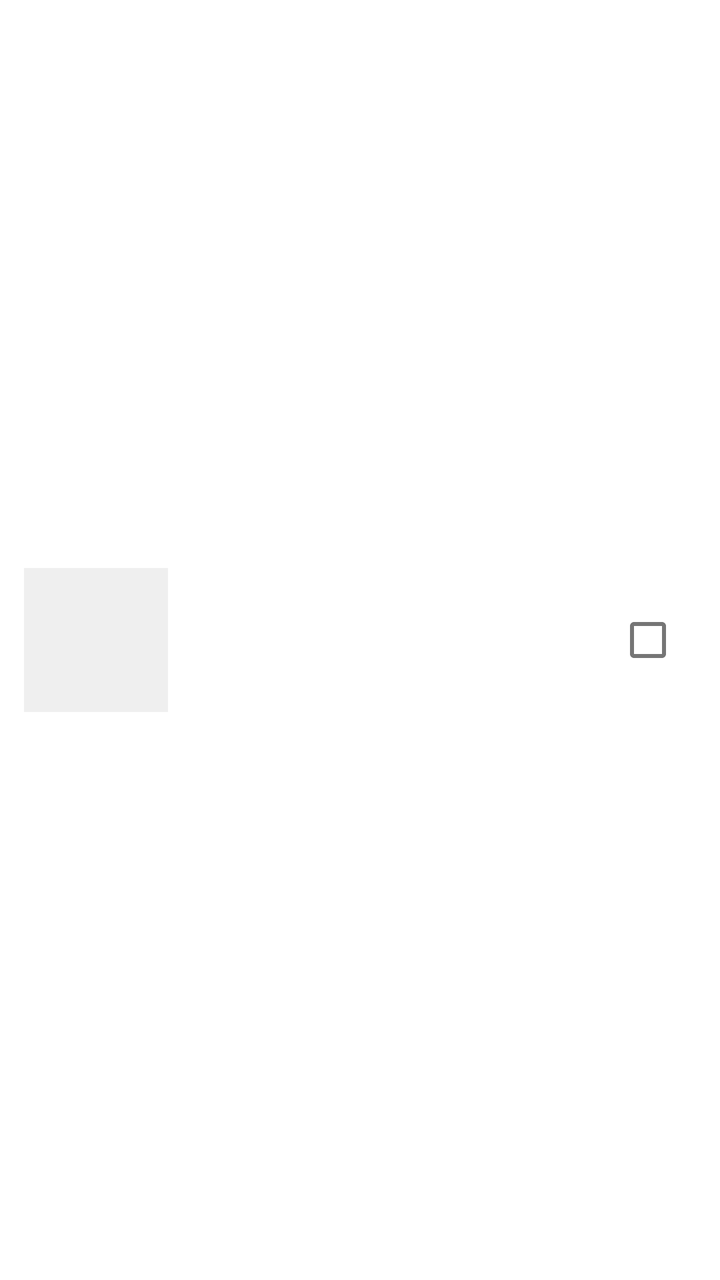
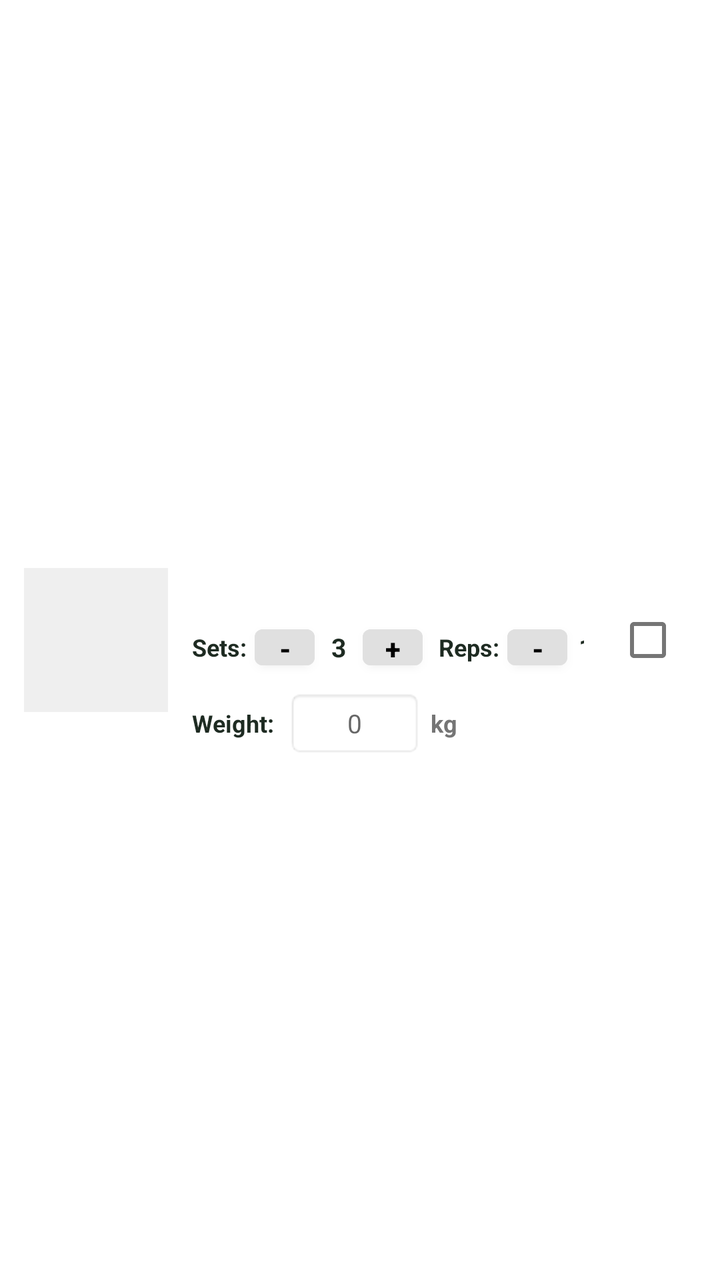

Screens rendered from an Android XML layout before and after an edit, with the pre-edit source and the edit as a unified diff.
<!-- AndroidManifest.xml: application theme Theme.DSSMV_ProjectDroid_1240690_1240842 -->
<!-- res/layout/list_item_exercise_select.xml -->
<?xml version="1.0" encoding="utf-8"?>
<LinearLayout xmlns:android="http://schemas.android.com/apk/res/android"
    android:layout_width="match_parent"
    android:layout_height="wrap_content"
    android:orientation="horizontal"
    android:gravity="center_vertical"
    android:padding="12dp"
    android:background="?android:attr/selectableItemBackground">

    <ImageView
        android:id="@+id/ivExercisePhoto"
        android:layout_width="72dp"
        android:layout_height="72dp"
        android:scaleType="centerCrop"
        android:background="#EFEFEF"
        android:contentDescription="Exercise Photo"
        android:layout_marginEnd="12dp" />

    <LinearLayout
        android:layout_width="0dp"
        android:layout_height="wrap_content"
        android:layout_weight="1"
        android:orientation="vertical">

        <TextView
            android:id="@+id/tvExerciseName"
            android:layout_width="match_parent"
            android:layout_height="wrap_content"
            android:textSize="16sp"
            android:textStyle="bold"
            android:textColor="@color/primary_dark_green" />

        <TextView
            android:id="@+id/tvExerciseDescription"
            android:layout_width="match_parent"
            android:layout_height="wrap_content"
            android:textSize="13sp"
            android:textColor="@color/text_color_secondary"
            android:maxLines="3"
            android:ellipsize="end"
            android:layout_marginTop="4dp" />

    </LinearLayout>

    <CheckBox
        android:id="@+id/cbExerciseSelect"
        android:layout_width="wrap_content"
        android:layout_height="wrap_content"
        android:clickable="false"
        android:focusable="false"
        android:layout_marginStart="8dp" />

</LinearLayout>
<!-- resources referenced by this layout -->
<resources>
  <color name="primary_dark_green">#1E2B22</color>
  <color name="text_color_secondary">#757575</color>
  <style name="Theme.DSSMV_ProjectDroid_1240690_1240842" parent="Theme.MaterialComponents.Light.NoActionBar">
          <item name="colorPrimary">@color/primary_green</item>
          <item name="colorPrimaryVariant">@color/primary_dark_green</item>
          <item name="colorOnPrimary">@color/white</item>
          <item name="colorSecondary">@color/primary_dark_green</item>
          <item name="colorSecondaryVariant">@color/primary_dark_green</item>
          <item name="colorOnSecondary">@color/white</item>
          <item name="android:windowBackground">@color/background_color</item>
          <item name="android:textColorPrimary">@color/text_color_primary</item>
          <item name="android:textColorSecondary">@color/text_color_secondary</item>
          <item name="android:statusBarColor">?attr/colorPrimaryVariant</item>
      </style>
  <color name="primary_green">#72C05B</color>
  <color name="white">#FFFFFF</color>
  <color name="background_color">#FFFFFF</color>
  <color name="text_color_primary">#1E2B22</color>
</resources>

<!-- the commit's change to res/layout/list_item_exercise_select.xml (unified diff, before → after) -->
@@ -5,6 +5,7 @@
     android:orientation="horizontal"
     android:gravity="center_vertical"
     android:padding="12dp"
+    android:descendantFocusability="afterDescendants"
     android:background="?android:attr/selectableItemBackground">
 
     <ImageView
@@ -36,9 +37,148 @@
             android:layout_height="wrap_content"
             android:textSize="13sp"
             android:textColor="@color/text_color_secondary"
-            android:maxLines="3"
+            android:maxLines="2"
             android:ellipsize="end"
-            android:layout_marginTop="4dp" />
+            android:layout_marginTop="2dp" />
+
+        
+        <LinearLayout
+            android:id="@+id/layoutSetsReps"
+            android:layout_width="wrap_content"
+            android:layout_height="wrap_content"
+            android:orientation="horizontal"
+            android:gravity="center_vertical"
+            android:layout_marginTop="6dp">
+
+            <TextView
+                android:layout_width="wrap_content"
+                android:layout_height="wrap_content"
+                android:text="Sets:"
+                android:textSize="12sp"
+                android:textStyle="bold"
+                android:textColor="@color/primary_dark_green" />
+
+            <Button
+                android:id="@+id/btnMinusSets"
+                android:layout_width="30dp"
+                android:layout_height="30dp"
+                android:text="-"
+                android:textSize="14sp"
+                android:textStyle="bold"
+                android:focusable="false"
+                android:padding="0dp"
+                android:backgroundTint="#E0E0E0"
+                android:textColor="@color/black"
+                android:layout_marginStart="4dp" />
+
+            <TextView
+                android:id="@+id/tvSetsValue"
+                android:layout_width="24dp"
+                android:layout_height="wrap_content"
+                android:gravity="center"
+                android:text="3"
+                android:textSize="13sp"
+                android:textStyle="bold"
+                android:textColor="@color/primary_dark_green" />
+
+            <Button
+                android:id="@+id/btnPlusSets"
+                android:layout_width="30dp"
+                android:layout_height="30dp"
+                android:text="+"
+                android:textSize="14sp"
+                android:textStyle="bold"
+                android:focusable="false"
+                android:padding="0dp"
+                android:backgroundTint="#E0E0E0"
+                android:textColor="@color/black" />
+
+            <TextView
+                android:layout_width="wrap_content"
+                android:layout_height="wrap_content"
+                android:text="Reps:"
+                android:textSize="12sp"
+                android:textStyle="bold"
+                android:textColor="@color/primary_dark_green"
+                android:layout_marginStart="8dp" />
+
+            <Button
+                android:id="@+id/btnMinusReps"
+                android:layout_width="30dp"
+                android:layout_height="30dp"
+                android:text="-"
+                android:textSize="14sp"
+                android:textStyle="bold"
+                android:focusable="false"
+                android:padding="0dp"
+                android:backgroundTint="#E0E0E0"
+                android:textColor="@color/black"
+                android:layout_marginStart="4dp" />
+
+            <TextView
+                android:id="@+id/tvRepsValue"
+                android:layout_width="26dp"
+                android:layout_height="wrap_content"
+                android:gravity="center"
+                android:text="10"
+                android:textSize="13sp"
+                android:textStyle="bold"
+                android:textColor="@color/primary_dark_green" />
+
+            <Button
+                android:id="@+id/btnPlusReps"
+                android:layout_width="30dp"
+                android:layout_height="30dp"
+                android:text="+"
+                android:textSize="14sp"
+                android:textStyle="bold"
+                android:focusable="false"
+                android:padding="0dp"
+                android:backgroundTint="#E0E0E0"
+                android:textColor="@color/black" />
+
+        </LinearLayout>
+
+        
+        <LinearLayout
+            android:id="@+id/layoutWeight"
+            android:layout_width="wrap_content"
+            android:layout_height="wrap_content"
+            android:orientation="horizontal"
+            android:gravity="center_vertical"
+            android:layout_marginTop="6dp">
+
+            <TextView
+                android:layout_width="wrap_content"
+                android:layout_height="wrap_content"
+                android:text="Weight:"
+                android:textSize="12sp"
+                android:textStyle="bold"
+                android:textColor="@color/primary_dark_green" />
+
+            <EditText
+                android:id="@+id/etWeightValue"
+                android:layout_width="68dp"
+                android:layout_height="34dp"
+                android:hint="0"
+                android:inputType="numberDecimal"
+                android:textSize="13sp"
+                android:gravity="center"
+                android:textColor="@color/primary_dark_green"
+                android:background="@android:drawable/editbox_background_normal"
+                android:padding="2dp"
+                android:layout_marginStart="6dp" />
+
+            <TextView
+                android:layout_width="wrap_content"
+                android:layout_height="wrap_content"
+                android:text="kg"
+                android:textSize="12sp"
+                android:textStyle="bold"
+                android:textColor="@color/text_color_secondary"
+                android:layout_marginStart="4dp" />
+
+        </LinearLayout>
 
     </LinearLayout>
 
<!-- resource entries referenced after the edit -->
@@ -1,5 +1,6 @@
 <!-- resources referenced by this layout -->
 <resources>
+  <color name="black">#000000</color>
   <color name="primary_dark_green">#1E2B22</color>
   <color name="text_color_secondary">#757575</color>
   <style name="Theme.DSSMV_ProjectDroid_1240690_1240842" parent="Theme.MaterialComponents.Light.NoActionBar">
